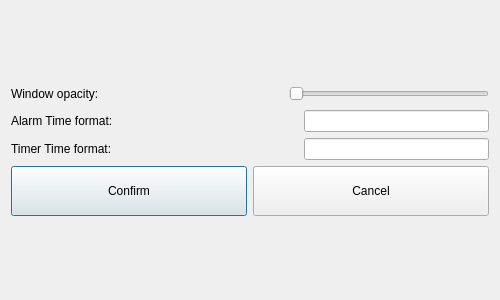
Above: SmartTimer/globalsettingsdialog.ui from secondYearProjects/SmartTimer before the change. Below: the same form after it.
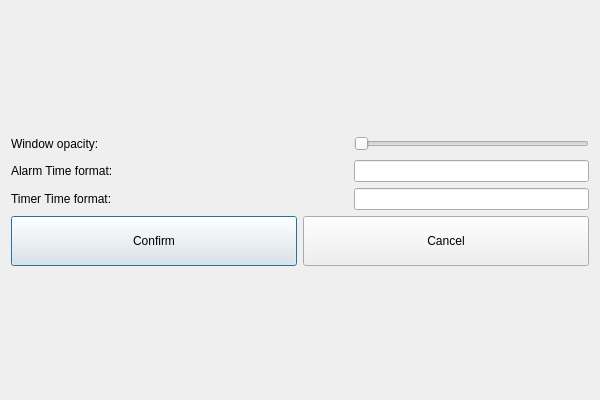
That is the form after the change. Icons and pictures are not drawn.

```diff
--- a/SmartTimer/globalsettingsdialog.ui
+++ b/SmartTimer/globalsettingsdialog.ui
@@ -6,20 +6,26 @@
    <rect>
     <x>0</x>
     <y>0</y>
-    <width>500</width>
-    <height>300</height>
+    <width>600</width>
+    <height>400</height>
    </rect>
   </property>
+  <property name="sizePolicy">
+   <sizepolicy hsizetype="Expanding" vsizetype="Expanding">
+    <horstretch>0</horstretch>
+    <verstretch>0</verstretch>
+   </sizepolicy>
+  </property>
   <property name="minimumSize">
    <size>
-    <width>420</width>
-    <height>300</height>
+    <width>600</width>
+    <height>400</height>
    </size>
   </property>
   <property name="maximumSize">
    <size>
-    <width>16777215</width>
-    <height>16777215</height>
+    <width>1000</width>
+    <height>1000</height>
    </size>
   </property>
   <property name="windowTitle">
```
